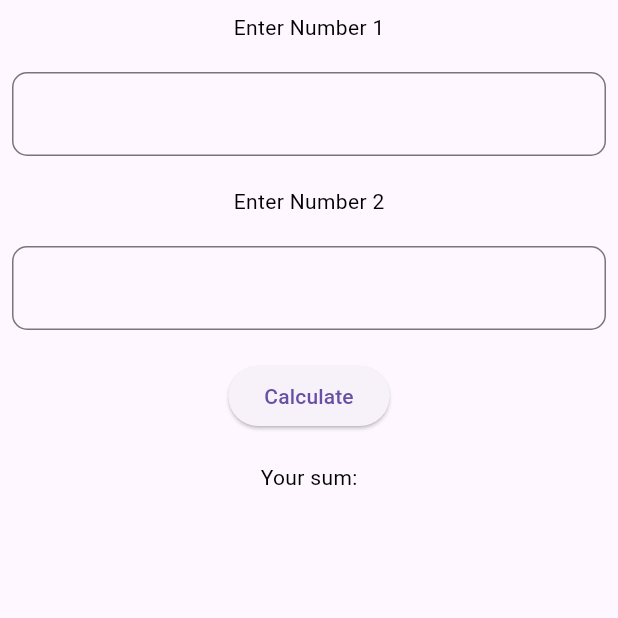
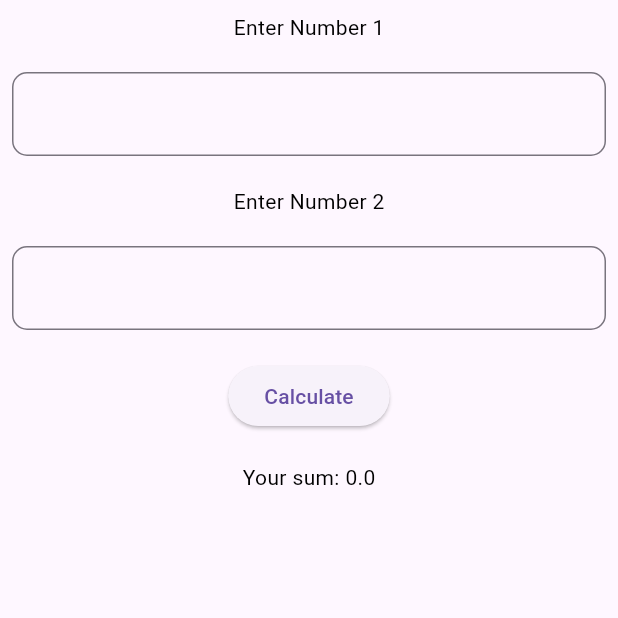
Before and after one commit to eiidoubleyuwes/nimeku-dart-a, a Flutter app: the screen it shows after launch, on a phone screen of 412 x 824 dp, the top half of it. Run offline on Flutter 3.47's test engine with Material 3 defaults, Android fonts, the phone set to English and light mode, and no system bars.

```diff
--- a/myapp_flutter/lib/views/calculator.dart
+++ b/myapp_flutter/lib/views/calculator.dart
@@ -13,7 +13,7 @@ class Calculator extends StatefulWidget {
 class _CalculatorState extends State<Calculator> {
   TextEditingController number = TextEditingController();
   TextEditingController num = TextEditingController();
-
+  double sum = 0.0;
   @override
   Widget build(BuildContext context) {
     return  Scaffold(body: Padding(
@@ -33,7 +33,7 @@ class _CalculatorState extends State<Calculator> {
         }, child: Text('Calculate')),
         SizedBox(height: 20.0),
 
-        customText("sum", label: 'Your sum:')
+        customText("sum", label: 'Your sum: $sum')
 
       ],),
     ));
```
